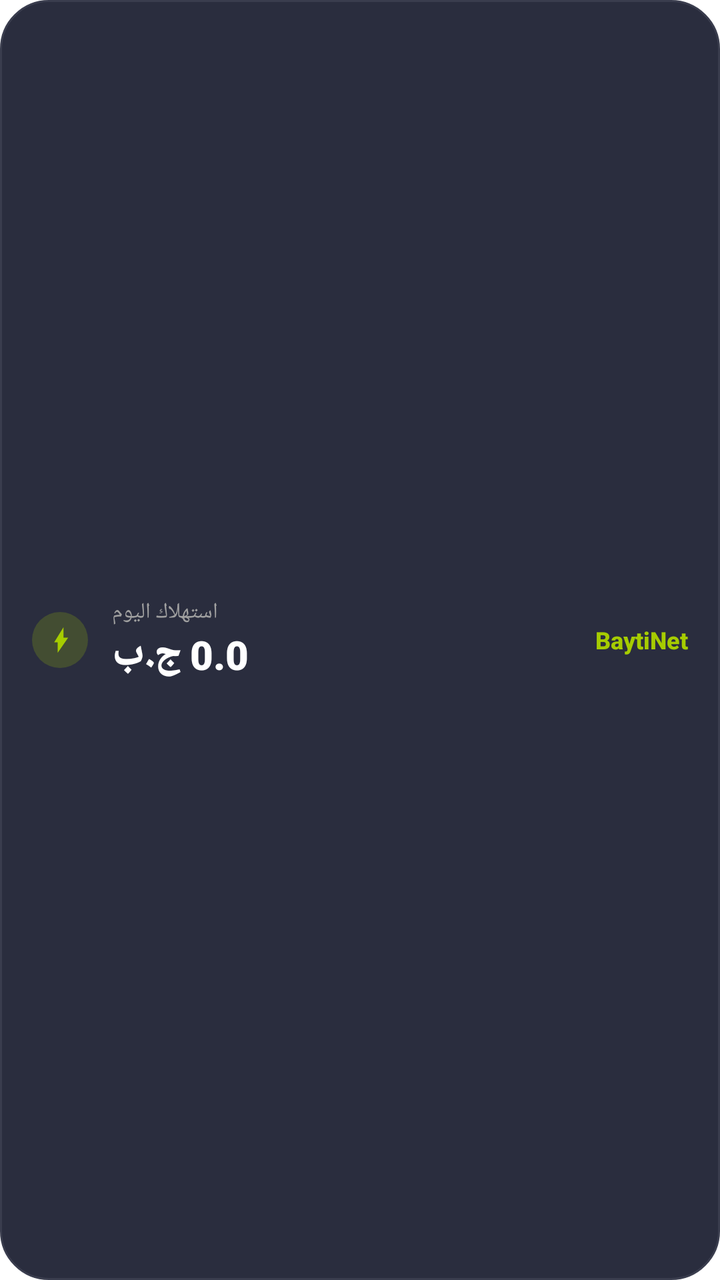
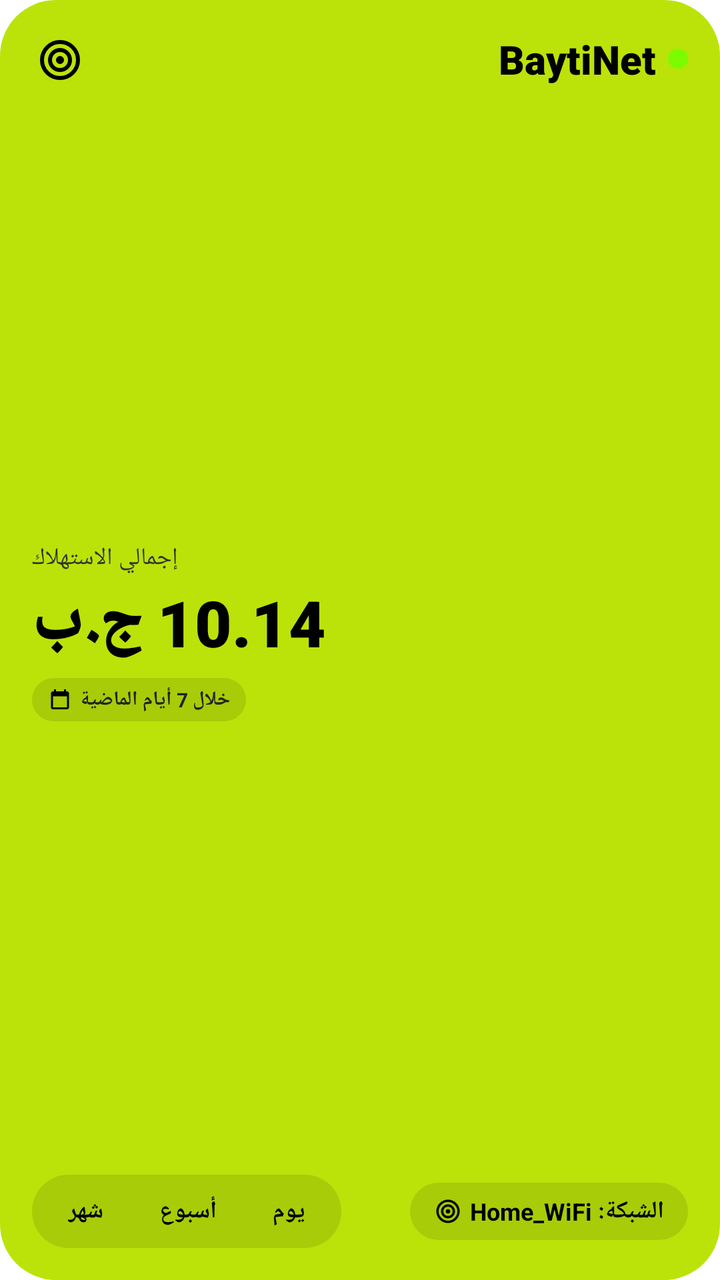

Screens rendered from an Android XML layout before and after an edit, with the pre-edit source and the edit as a unified diff.
<!-- AndroidManifest.xml: fallback theme Theme.MaterialComponents.DayNight.NoActionBar -->
<!-- res/layout/widget_usage.xml -->
<?xml version="1.0" encoding="utf-8"?>
<RelativeLayout xmlns:android="http://schemas.android.com/apk/res/android"
    android:layout_width="match_parent"
    android:layout_height="match_parent"
    android:background="@drawable/widget_background"
    android:padding="16dp">

    
    <FrameLayout
        android:id="@+id/icon_container"
        android:layout_width="28dp"
        android:layout_height="28dp"
        android:layout_alignParentLeft="true"
        android:layout_centerVertical="true"
        android:background="@drawable/ic_lightning_bg">
        
        <ImageView
            android:layout_width="14dp"
            android:layout_height="14dp"
            android:layout_gravity="center"
            android:src="@drawable/ic_lightning_widget" />
    </FrameLayout>

    
    <LinearLayout
        android:layout_width="wrap_content"
        android:layout_height="wrap_content"
        android:layout_centerVertical="true"
        android:layout_toRightOf="@id/icon_container"
        android:layout_marginLeft="12dp"
        android:orientation="vertical">

        <TextView
            android:id="@+id/usage_label"
            android:layout_width="wrap_content"
            android:layout_height="wrap_content"
            android:text="استهلاك اليوم"
            android:textColor="#A0A0A0"
            android:textSize="11sp"
            android:fontFamily="sans-serif" />

        <TextView
            android:id="@+id/usage_value"
            android:layout_width="wrap_content"
            android:layout_height="wrap_content"
            android:text="0.0 ج.ب"
            android:textColor="#FFFFFF"
            android:textSize="20sp"
            android:textStyle="bold"
            android:fontFamily="sans-serif-black" />
    </LinearLayout>

    
    <TextView
        android:id="@+id/app_name"
        android:layout_width="wrap_content"
        android:layout_height="wrap_content"
        android:layout_alignParentRight="true"
        android:layout_centerVertical="true"
        android:text="BaytiNet"
        android:textColor="#A6CC00"
        android:textSize="12sp"
        android:textStyle="bold"
        android:fontFamily="sans-serif-medium" />

</RelativeLayout>
<!-- resources referenced by this layout -->
<resources>
  <!-- drawable ic_lightning_bg (drawable) -->
  <?xml version="1.0" encoding="utf-8"?>
  <shape xmlns:android="http://schemas.android.com/apk/res/android"
      android:shape="oval">
      
      <solid android:color="#33A6CC00" />
  </shape>
  <!-- drawable ic_lightning_widget (drawable) -->
  <vector xmlns:android="http://schemas.android.com/apk/res/android"
      android:width="24dp"
      android:height="24dp"
      android:viewportWidth="24.0"
      android:viewportHeight="24.0">
      <path
          android:fillColor="#A6CC00"
          android:pathData="M7,14h3v9l9,-13h-4v-9z" />
  </vector>
  <!-- drawable widget_background (drawable) -->
  <?xml version="1.0" encoding="utf-8"?>
  <shape xmlns:android="http://schemas.android.com/apk/res/android"
      android:shape="rectangle">
      
      <solid android:color="#2A2D3E" />
      <corners android:radius="24dp" />
      <stroke android:width="1dp" android:color="#3A3D4E" />
  </shape>
</resources>

<!-- the commit's change to res/layout/widget_usage.xml (unified diff, before → after) -->
@@ -2,65 +2,216 @@
 <RelativeLayout xmlns:android="http://schemas.android.com/apk/res/android"
     android:layout_width="match_parent"
     android:layout_height="match_parent"
-    android:background="@drawable/widget_background"
+    android:background="@drawable/widget_bg_lime"
     android:padding="16dp">
 
     
-    <FrameLayout
-        android:id="@+id/icon_container"
+    <ImageView
+        android:id="@+id/signal_icon"
         android:layout_width="28dp"
         android:layout_height="28dp"
         android:layout_alignParentLeft="true"
-        android:layout_centerVertical="true"
-        android:background="@drawable/ic_lightning_bg">
-        
-        <ImageView
-            android:layout_width="14dp"
-            android:layout_height="14dp"
-            android:layout_gravity="center"
-            android:src="@drawable/ic_lightning_widget" />
-    </FrameLayout>
+        android:layout_alignParentTop="true"
+        android:padding="2dp"
+        android:src="@drawable/ic_signal_widget"
+        android:tint="#000000" />
 
     
     <LinearLayout
+        android:id="@+id/header_app_name"
         android:layout_width="wrap_content"
         android:layout_height="wrap_content"
-        android:layout_centerVertical="true"
-        android:layout_toRightOf="@id/icon_container"
-        android:layout_marginLeft="12dp"
-        android:orientation="vertical">
+        android:layout_alignParentRight="true"
+        android:layout_alignParentTop="true"
+        android:gravity="center_vertical"
+        android:orientation="horizontal">
 
         <TextView
-            android:id="@+id/usage_label"
+            android:id="@+id/app_name"
             android:layout_width="wrap_content"
             android:layout_height="wrap_content"
-            android:text="استهلاك اليوم"
-            android:textColor="#A0A0A0"
-            android:textSize="11sp"
-            android:fontFamily="sans-serif" />
-
-        <TextView
-            android:id="@+id/usage_value"
-            android:layout_width="wrap_content"
-            android:layout_height="wrap_content"
-            android:text="0.0 ج.ب"
-            android:textColor="#FFFFFF"
+            android:text="BaytiNet"
+            android:textColor="#000000"
             android:textSize="20sp"
             android:textStyle="bold"
             android:fontFamily="sans-serif-black" />
+
+        <ImageView
+            android:layout_width="10dp"
+            android:layout_height="10dp"
+            android:layout_marginLeft="6dp"
+            android:src="@drawable/green_dot" />
     </LinearLayout>
 
     
-    <TextView
-        android:id="@+id/app_name"
-        android:layout_width="wrap_content"
+    <RelativeLayout
+        android:id="@+id/bottom_bar"
+        android:layout_width="match_parent"
         android:layout_height="wrap_content"
-        android:layout_alignParentRight="true"
-        android:layout_centerVertical="true"
-        android:text="BaytiNet"
-        android:textColor="#A6CC00"
-        android:textSize="12sp"
-        android:textStyle="bold"
-        android:fontFamily="sans-serif-medium" />
-
+        android:layout_alignParentBottom="true">
+
+        
+        <LinearLayout
+            android:id="@+id/tabs_container"
+            android:layout_width="wrap_content"
+            android:layout_height="wrap_content"
+            android:layout_alignParentLeft="true"
+            android:layout_centerVertical="true"
+            android:background="@drawable/pill_bg"
+            android:orientation="horizontal"
+            android:padding="4dp">
+
+            <TextView
+                android:id="@+id/tab_month"
+                android:layout_width="wrap_content"
+                android:layout_height="wrap_content"
+                android:paddingLeft="14dp"
+                android:paddingRight="14dp"
+                android:paddingTop="6dp"
+                android:paddingBottom="6dp"
+                android:text="شهر"
+                android:textColor="#000000"
+                android:textSize="12sp"
+                android:textStyle="bold" />
+
+            <TextView
+                android:id="@+id/tab_week"
+                android:layout_width="wrap_content"
+                android:layout_height="wrap_content"
+                android:paddingLeft="14dp"
+                android:paddingRight="14dp"
+                android:paddingTop="6dp"
+                android:paddingBottom="6dp"
+                android:text="أسبوع"
+                android:textColor="#000000"
+                android:textSize="12sp"
+                android:textStyle="bold" />
+
+            <TextView
+                android:id="@+id/tab_day"
+                android:layout_width="wrap_content"
+                android:layout_height="wrap_content"
+                android:paddingLeft="14dp"
+                android:paddingRight="14dp"
+                android:paddingTop="6dp"
+                android:paddingBottom="6dp"
+                android:text="يوم"
+                android:textColor="#000000"
+                android:textSize="12sp"
+                android:textStyle="bold" />
+        </LinearLayout>
+
+        
+        <LinearLayout
+            android:id="@+id/network_container"
+            android:layout_width="wrap_content"
+            android:layout_height="wrap_content"
+            android:layout_alignParentRight="true"
+            android:layout_centerVertical="true"
+            android:background="@drawable/pill_bg"
+            android:gravity="center_vertical"
+            android:orientation="horizontal"
+            android:paddingLeft="12dp"
+            android:paddingRight="12dp"
+            android:paddingTop="6dp"
+            android:paddingBottom="6dp">
+
+            <ImageView
+                android:layout_width="14dp"
+                android:layout_height="14dp"
+                android:layout_marginRight="4dp"
+                android:src="@drawable/ic_signal_widget"
+                android:tint="#000000" />
+
+            <TextView
+                android:id="@+id/network_info"
+                android:layout_width="wrap_content"
+                android:layout_height="wrap_content"
+                android:text="الشبكة: Home_WiFi"
+                android:textColor="#000000"
+                android:textSize="12sp"
+                android:textStyle="bold" />
+        </LinearLayout>
+    </RelativeLayout>
+
+    
+    <RelativeLayout
+        android:layout_width="match_parent"
+        android:layout_height="match_parent"
+        android:layout_above="@id/bottom_bar"
+        android:layout_below="@id/signal_icon"
+        android:layout_marginTop="8dp"
+        android:layout_marginBottom="8dp">
+
+        
+        <LinearLayout
+            android:id="@+id/usage_details"
+            android:layout_width="wrap_content"
+            android:layout_height="match_parent"
+            android:layout_alignParentLeft="true"
+            android:layout_centerVertical="true"
+            android:gravity="center_vertical"
+            android:orientation="vertical">
+
+            <TextView
+                android:id="@+id/usage_label"
+                android:layout_width="wrap_content"
+                android:layout_height="wrap_content"
+                android:text="إجمالي الاستهلاك"
+                android:textColor="#333333"
+                android:textSize="12sp"
+                android:textStyle="normal" />
+
+            <TextView
+                android:id="@+id/usage_value"
+                android:layout_width="wrap_content"
+                android:layout_height="wrap_content"
+                android:layout_marginTop="2dp"
+                android:text="10.14 ج.ب"
+                android:textColor="#000000"
+                android:textSize="32sp"
+                android:textStyle="bold"
+                android:fontFamily="sans-serif-black" />
+
+            
+            <LinearLayout
+                android:layout_width="wrap_content"
+                android:layout_height="wrap_content"
+                android:layout_marginTop="6dp"
+                android:background="@drawable/pill_bg"
+                android:gravity="center_vertical"
+                android:orientation="horizontal"
+                android:paddingLeft="8dp"
+                android:paddingRight="8dp"
+                android:paddingTop="4dp"
+                android:paddingBottom="4dp">
+
+                <ImageView
+                    android:layout_width="12dp"
+                    android:layout_height="12dp"
+                    android:layout_marginRight="4dp"
+                    android:src="@drawable/ic_calendar_widget"
+                    android:tint="#000000" />
+
+                <TextView
+                    android:id="@+id/usage_period"
+                    android:layout_width="wrap_content"
+                    android:layout_height="wrap_content"
+                    android:text="خلال 7 أيام الماضية"
+                    android:textColor="#222222"
+                    android:textSize="10sp"
+                    android:textStyle="bold" />
+            </LinearLayout>
+        </LinearLayout>
+
+        
+        <ImageView
+            android:id="@+id/chart_image"
+            android:layout_width="match_parent"
+            android:layout_height="match_parent"
+            android:layout_marginLeft="16dp"
+            android:layout_toRightOf="@id/usage_details"
+            android:scaleType="fitXY" />
+
+    </RelativeLayout>
 </RelativeLayout>
<!-- resource entries referenced after the edit -->
@@ -1,30 +1,58 @@
 <!-- resources referenced by this layout -->
 <resources>
-  <!-- drawable ic_lightning_bg (drawable) -->
+  <!-- drawable green_dot (drawable) -->
   <?xml version="1.0" encoding="utf-8"?>
   <shape xmlns:android="http://schemas.android.com/apk/res/android"
       android:shape="oval">
-      
-      <solid android:color="#33A6CC00" />
+      <solid android:color="#7CFC00" />
+      <size android:width="8dp" android:height="8dp" />
   </shape>
-  <!-- drawable ic_lightning_widget (drawable) -->
+  <!-- drawable ic_calendar_widget (drawable) -->
   <vector xmlns:android="http://schemas.android.com/apk/res/android"
       android:width="24dp"
       android:height="24dp"
-      android:viewportWidth="24.0"
-      android:viewportHeight="24.0">
-      <path
-          android:fillColor="#A6CC00"
-          android:pathData="M7,14h3v9l9,-13h-4v-9z" />
+      android:viewportWidth="24"
+      android:viewportHeight="24">
+    <path
+        android:fillColor="#000000"
+        android:pathData="M19,4h-1V2h-2v2H8V2H6v2H5C3.89,4 3,4.9 3,6v14c0,1.1 0.89,2 2,2h14c1.1,0 2,-0.9 2,-2V6C21,4.9 20.1,4 19,4zM19,20H5V9h14V20z" />
   </vector>
-  <!-- drawable widget_background (drawable) -->
+  <!-- drawable ic_signal_widget (drawable) -->
+  <vector xmlns:android="http://schemas.android.com/apk/res/android"
+      android:width="24dp"
+      android:height="24dp"
+      android:viewportWidth="24"
+      android:viewportHeight="24">
+    
+    <path
+        android:fillColor="#000000"
+        android:pathData="M12,12m-2,0a2,2 0 1,1 4,0a2,2 0 1,1 -4,0" />
+    
+    <path
+        android:strokeColor="#000000"
+        android:strokeWidth="2"
+        android:fillColor="#00000000"
+        android:pathData="M12,12m-5,0a5,5 0 1,1 10,0a5,5 0 1,1 -10,0" />
+    
+    <path
+        android:strokeColor="#000000"
+        android:strokeWidth="2"
+        android:fillColor="#00000000"
+        android:pathData="M12,12m-9,0a9,9 0 1,1 18,0a9,9 0 1,1 -18,0" />
+  </vector>
+  <!-- drawable pill_bg (drawable) -->
   <?xml version="1.0" encoding="utf-8"?>
   <shape xmlns:android="http://schemas.android.com/apk/res/android"
       android:shape="rectangle">
-      
-      <solid android:color="#2A2D3E" />
-      <corners android:radius="24dp" />
-      <stroke android:width="1dp" android:color="#3A3D4E" />
+      <solid android:color="#1A000000" />
+      <corners android:radius="20dp" />
+  </shape>
+  <!-- drawable widget_bg_lime (drawable) -->
+  <?xml version="1.0" encoding="utf-8"?>
+  <shape xmlns:android="http://schemas.android.com/apk/res/android"
+      android:shape="rectangle">
+      <solid android:color="#BBE309" />
+      <corners android:radius="28dp" />
   </shape>
 </resources>
 
